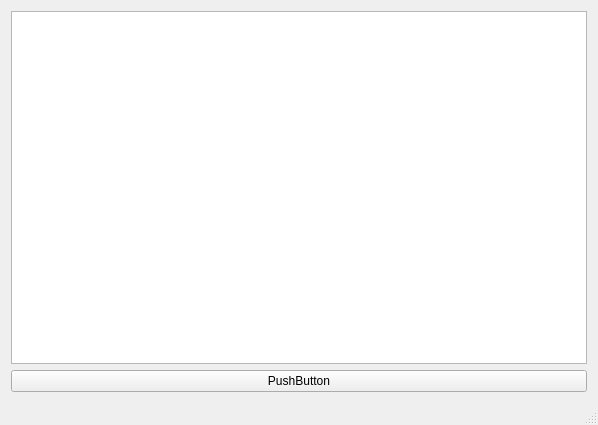
First picture: the form in firstgui/mainwindow.ui, repository MacroGu/qtProject, before the edit.
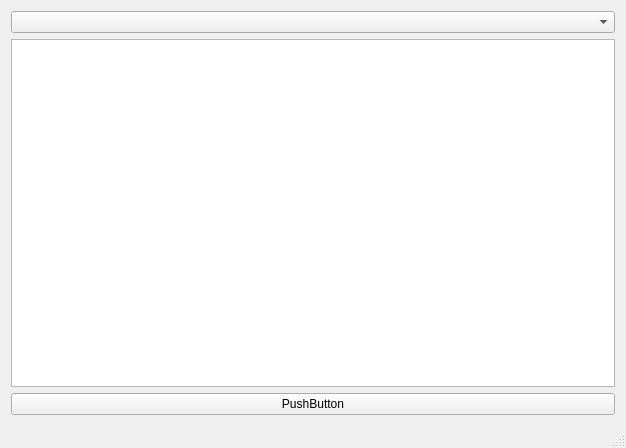
Second picture: the form after the edit.

Patch:
```diff
--- a/firstgui/mainwindow.ui
+++ b/firstgui/mainwindow.ui
@@ -6,8 +6,8 @@
    <rect>
     <x>0</x>
     <y>0</y>
-    <width>598</width>
-    <height>425</height>
+    <width>626</width>
+    <height>448</height>
    </rect>
   </property>
   <property name="windowTitle">
@@ -17,7 +17,12 @@
    <string notr="true"/>
   </property>
   <widget class="QWidget" name="centralWidget">
+   <layout class="QVBoxLayout" name="verticalLayout_2">
+    <item>
    <layout class="QVBoxLayout" name="verticalLayout">
+      <item>
+       <widget class="QComboBox" name="comboBox"/>
+      </item>
     <item>
      <widget class="QListWidget" name="listWidget"/>
     </item>
@@ -29,6 +34,8 @@
      </widget>
     </item>
    </layout>
+    </item>
+   </layout>
   </widget>
   <widget class="QMenuBar" name="menuBar">
    <property name="geometry">
```
Left out of the diff: 2 changed lines with no effect on the pictures. Lines whose indentation alone changed are shown as unchanged.
